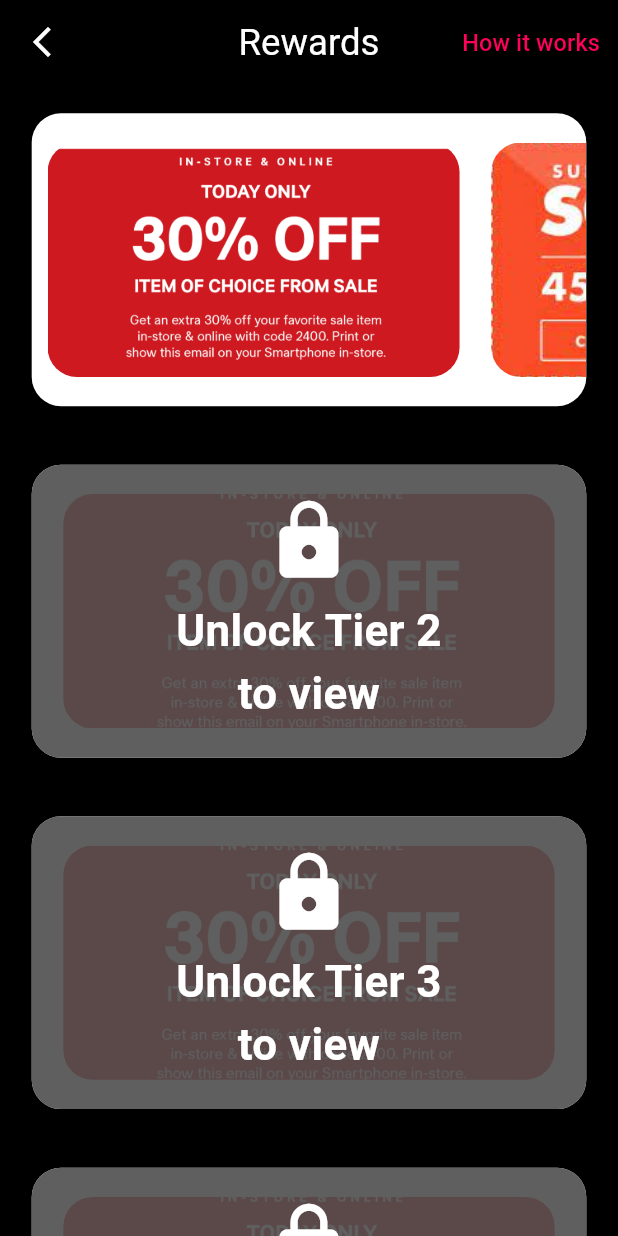
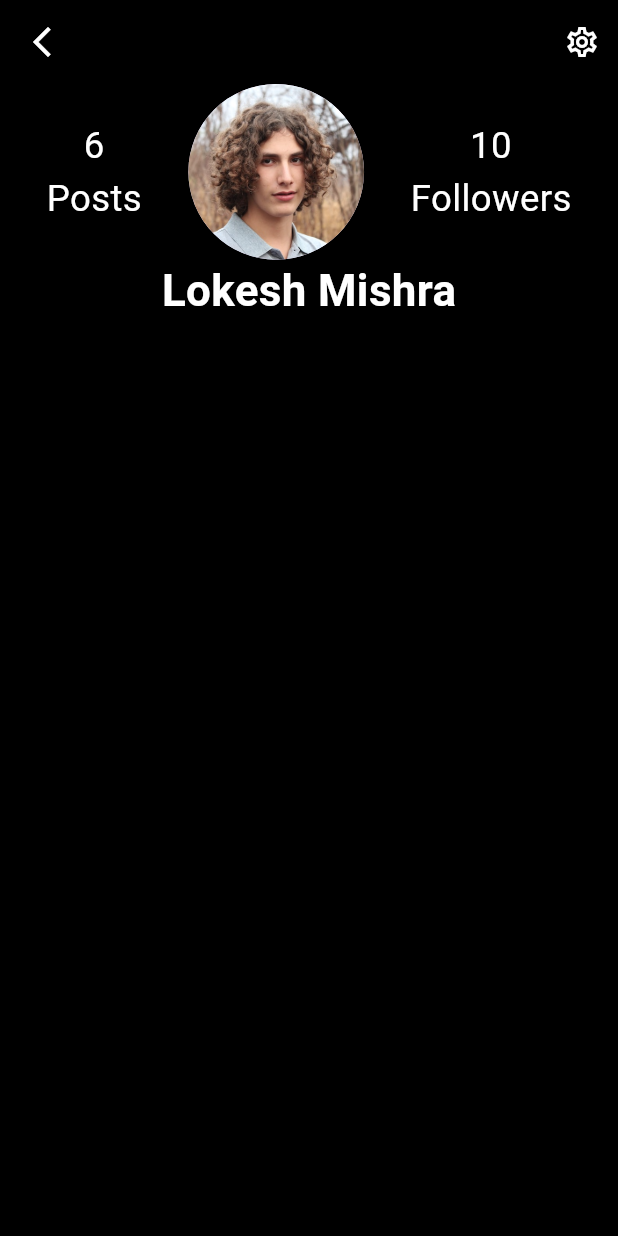
Before and after one commit to Fluttery-Dev/Fad, a Flutter app: the screen it shows after launch, on a phone screen of 412 x 824 dp. Run offline on Flutter 3.47's test engine with Material 2 defaults, Android fonts, the light colour scheme and no system bars; our stand-ins replace dotted_line, flutter_riverpod, flutter_screenutil, gap, image_picker, intl_phone_field and 4 more; missing offline and left inert: flutter_multi_select_items; generated files the repository leaves out were written again; Roboto replaces fonts that are missing (Montserrat).

Commit message:
To implement profile page

```diff
--- /dev/null
+++ b/lib/features/profile/pages/view_profile.dart
@@ -0,0 +1,81 @@
+import 'package:fad/common/styling.dart';
+import 'package:fad/common/widgets/back_icon.dart';
+import 'package:flutter/material.dart';
+import 'package:flutter_riverpod/flutter_riverpod.dart';
+import 'package:flutter_screenutil/flutter_screenutil.dart';
+
+class ViewProfile extends ConsumerStatefulWidget {
+  const ViewProfile({super.key});
+
+  @override
+  ConsumerState<ConsumerStatefulWidget> createState() => _ViewProfileState();
+}
+
+class _ViewProfileState extends ConsumerState<ViewProfile>
+    with TickerProviderStateMixin {
+  // DefaultTabController _tabController = DefaultTabController(length: 2, child: )
+  late TabController _tabController;
+  @override
+  void initState() {
+    // TODO: implement initState
+    super.initState();
+    _tabController = TabController(length: 2, vsync: this);
+  }
+
+  @override
+  Widget build(BuildContext context) {
+    return Scaffold(
+      body: CustomScrollView(
+        slivers: [
+          SliverAppBar(
+            backgroundColor: Colors.transparent,
+            leading: BackIcon(),
+            actions: [
+              IconButton(
+                onPressed: () {},
+                icon: Icon(
+                  Icons.settings_outlined,
+                  color: Colors.white,
+                ),
+              ),
+            ],
+          ),
+          SliverList(
+            delegate: SliverChildListDelegate(
+              [
+                Row(
+                  mainAxisAlignment: MainAxisAlignment.spaceEvenly,
+                  children: [
+                    Text(
+                      '6\nPosts',
+                      textAlign: TextAlign.center,
+                      style: TextStyles.subTitle,
+                    ),
+                    CircleAvatar(
+                      foregroundImage: AssetImage(
+                        'assets/images/profile.png',
+                      ),
+                      radius: 60.r,
+                    ),
+                    Text(
+                      '10\nFollowers',
+                      textAlign: TextAlign.center,
+                      style: TextStyles.subTitle,
+                    ),
+                  ],
+                ),
+                Center(
+                  child: Text(
+                    'Lokesh Mishra',
+                    style: TextStyles.title,
+                  ),
+                ),
+              ],
+            ),
+          ),
+          TabBar(tabs: [Text('Posts'), Text('Clips')])
+        ],
+      ),
+    );
+  }
+}
--- a/lib/main.dart
+++ b/lib/main.dart
@@ -1,12 +1,11 @@
-import 'package:fad/features/auth/sign_up/pages/sign_up.dart';
-import 'package:fad/features/homepage/pages/homepage.dart';
-import 'package:fad/features/miscellaneous/pages/info_page.dart';
 import 'package:fad/features/miscellaneous/pages/rewards.dart';
-import 'package:fad/features/premium/premium.dart';
+
 import 'package:flutter/material.dart';
 import 'package:flutter/services.dart';
 import 'package:flutter_riverpod/flutter_riverpod.dart';
 import 'package:flutter_screenutil/flutter_screenutil.dart';
+
+import 'features/profile/pages/view_profile.dart';
 
 void main() {
   runApp(const MyApp());
@@ -32,7 +31,7 @@ class MyApp extends StatelessWidget {
             colorScheme: ColorScheme.fromSeed(seedColor: Colors.deepPurple),
             useMaterial3: true,
           ),
-          home: RewardsPage(),
+          home: ViewProfile(),
         ),
       ),
     );
```
Also changed, not shown: assets/images/profile.png (added).
